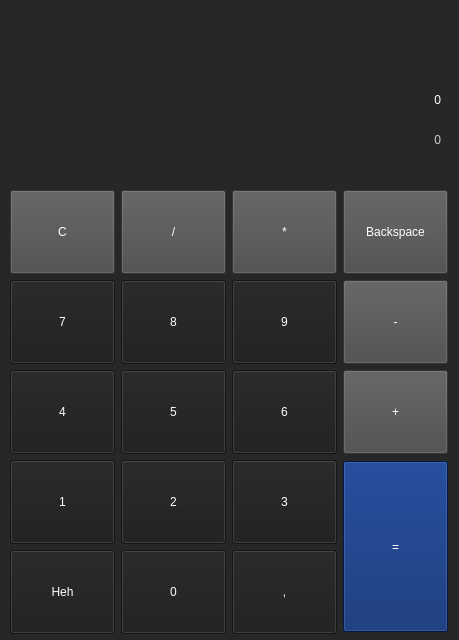
Before: the Qt Designer form calc.ui in DanilAnk/calculator, drawn with Qt 5.
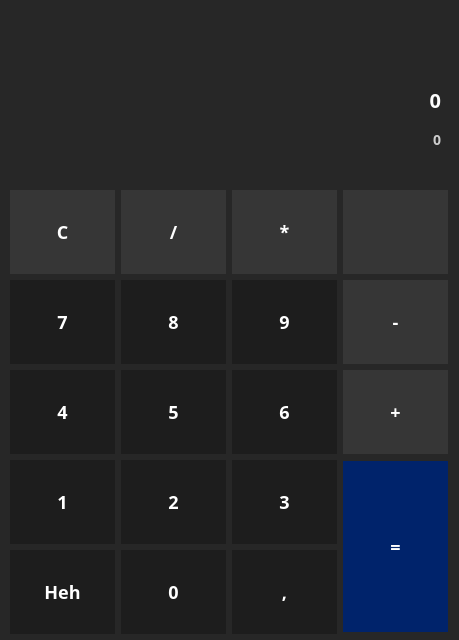
After: the same form once the commit is applied. Icons and pictures are not drawn.

Patch:
```diff
--- a/calc.ui
+++ b/calc.ui
@@ -10,15 +10,67 @@
     <height>640</height>
    </rect>
   </property>
+  <property name="minimumSize">
+   <size>
+    <width>459</width>
+    <height>640</height>
+   </size>
+  </property>
+  <property name="maximumSize">
+   <size>
+    <width>459</width>
+    <height>640</height>
+   </size>
+  </property>
   <property name="windowTitle">
    <string>MainWindow</string>
   </property>
   <property name="layoutDirection">
    <enum>Qt::LeftToRight</enum>
   </property>
+  <property name="styleSheet">
+   <string notr="true">QWidget {
+	color: white;
+	background-color: rgb(39, 39, 39);
+	font-family: Rubik;
+	font-size: 18px;
+	font-weight: 600
+}
+QLabel#label {
+	font-size: 20px;
+}
+QLabel#label_2 {
+	font-size: 14px;
+}
+
+QPushButton {
+	background-color: rgb(29, 29, 29);
+	border: none;
+}
+QPushButton:hover {
+    background-color: #666;
+}
+QPushButton:pressed {
+    background-color: #888;
+}
+
+QPushButton#btn_equal {
+	background-color: rgb(0, 35, 107);
+}
+QPushButton#btn_equal:hover {
+	background-color: rgb(0, 48, 145);
+}
+
+QPushButton#btn_multi, #btn_del, #btn_plus, #btn_minus, #btn_C, #btn_back{
+	background-color: rgb(54, 54, 54);
+}
+QPushButton#btn_multi:hover, #btn_del:hover, #btn_plus:hover, #btn_minus:hover, #btn_C:hover, #btn_back:hover {
+	background-color: #666;
+}</string>
+  </property>
   <widget class="QWidget" name="centralwidget">
    <property name="styleSheet">
-    <string notr="true">background-color: rgb(39, 39, 39);</string>
+    <string notr="true"/>
    </property>
    <widget class="QLabel" name="label">
     <property name="geometry">
@@ -80,7 +132,7 @@
      <set>Qt::AlignRight|Qt::AlignTrailing|Qt::AlignVCenter</set>
     </property>
    </widget>
-   <widget class="QWidget" name="">
+   <widget class="QWidget" name="layoutWidget">
     <property name="geometry">
      <rect>
       <x>10</x>
@@ -105,9 +157,7 @@
         </size>
        </property>
        <property name="styleSheet">
-        <string notr="true">background-color: rgb(74, 74, 74);
-font: 14pt &quot;MS Shell Dlg 2&quot;;
-color: rgb(255, 255, 255);</string>
+        <string notr="true"/>
        </property>
        <property name="text">
         <string>С</string>
@@ -129,9 +179,7 @@
         </size>
        </property>
        <property name="styleSheet">
-        <string notr="true">background-color: rgb(74, 74, 74);
-font: 14pt &quot;MS Shell Dlg 2&quot;;
-color: rgb(255, 255, 255);</string>
+        <string notr="true"/>
        </property>
        <property name="text">
         <string>/</string>
@@ -153,9 +201,7 @@
         </size>
        </property>
        <property name="styleSheet">
-        <string notr="true">background-color: rgb(74, 74, 74);
-font: 14pt &quot;MS Shell Dlg 2&quot;;
-color: rgb(255, 255, 255);</string>
+        <string notr="true"/>
        </property>
        <property name="text">
         <string>*</string>
@@ -177,12 +223,20 @@
         </size>
        </property>
        <property name="styleSheet">
-        <string notr="true">background-color: rgb(74, 74, 74);
-font: 14pt &quot;MS Shell Dlg 2&quot;;
-color: rgb(255, 255, 255);</string>
+        <string notr="true"/>
        </property>
        <property name="text">
-        <string>Backspace</string>
+        <string/>
+       </property>
+       <property name="icon">
+        <iconset resource="files.qrc">
+         <normaloff>:/icons/backspace_FILL0_wght400_GRAD0_opsz48.png</normaloff>:/icons/backspace_FILL0_wght400_GRAD0_opsz48.png</iconset>
+       </property>
+       <property name="iconSize">
+        <size>
+         <width>32</width>
+         <height>32</height>
+        </size>
        </property>
       </widget>
      </item>
@@ -210,9 +264,7 @@
         </size>
        </property>
        <property name="styleSheet">
-        <string notr="true">background-color: rgb(29, 29, 29);
-font: 14pt &quot;MS Shell Dlg 2&quot;;
-color: rgb(255, 255, 255);</string>
+        <string notr="true"/>
        </property>
        <property name="text">
         <string>7</string>
@@ -243,9 +295,7 @@
         </size>
        </property>
        <property name="styleSheet">
-        <string notr="true">background-color: rgb(29, 29, 29);
-font: 14pt &quot;MS Shell Dlg 2&quot;;
-color: rgb(255, 255, 255);</string>
+        <string notr="true"/>
        </property>
        <property name="text">
         <string>8</string>
@@ -276,9 +326,7 @@
         </size>
        </property>
        <property name="styleSheet">
-        <string notr="true">background-color: rgb(29, 29, 29);
-font: 14pt &quot;MS Shell Dlg 2&quot;;
-color: rgb(255, 255, 255);</string>
+        <string notr="true"/>
        </property>
        <property name="text">
         <string>9</string>
@@ -300,9 +348,7 @@
         </size>
        </property>
        <property name="styleSheet">
-        <string notr="true">background-color: rgb(74, 74, 74);
-font: 14pt &quot;MS Shell Dlg 2&quot;;
-color: rgb(255, 255, 255);</string>
+        <string notr="true"/>
        </property>
        <property name="text">
         <string>-</string>
@@ -333,9 +379,7 @@
         </size>
        </property>
        <property name="styleSheet">
-        <string notr="true">background-color: rgb(29, 29, 29);
-font: 14pt &quot;MS Shell Dlg 2&quot;;
-color: rgb(255, 255, 255);</string>
+        <string notr="true"/>
        </property>
        <property name="text">
         <string>4</string>
@@ -366,9 +410,7 @@
         </size>
        </property>
        <property name="styleSheet">
-        <string notr="true">background-color: rgb(29, 29, 29);
-font: 14pt &quot;MS Shell Dlg 2&quot;;
-color: rgb(255, 255, 255);</string>
+        <string notr="true"/>
        </property>
        <property name="text">
         <string>5</string>
@@ -399,9 +441,7 @@
         </size>
        </property>
        <property name="styleSheet">
-        <string notr="true">background-color: rgb(29, 29, 29);
-font: 14pt &quot;MS Shell Dlg 2&quot;;
-color: rgb(255, 255, 255);</string>
+        <string notr="true"/>
        </property>
        <property name="text">
         <string>6</string>
@@ -423,9 +463,7 @@
         </size>
        </property>
        <property name="styleSheet">
-        <string notr="true">background-color: rgb(74, 74, 74);
-font: 14pt &quot;MS Shell Dlg 2&quot;;
-color: rgb(255, 255, 255);</string>
+        <string notr="true"/>
        </property>
        <property name="text">
         <string>+</string>
@@ -456,9 +494,7 @@
         </size>
        </property>
        <property name="styleSheet">
-        <string notr="true">background-color: rgb(29, 29, 29);
-font: 14pt &quot;MS Shell Dlg 2&quot;;
-color: rgb(255, 255, 255);</string>
+        <string notr="true"/>
        </property>
        <property name="text">
         <string>1</string>
@@ -489,9 +525,7 @@
         </size>
        </property>
        <property name="styleSheet">
-        <string notr="true">background-color: rgb(29, 29, 29);
-font: 14pt &quot;MS Shell Dlg 2&quot;;
-color: rgb(255, 255, 255);</string>
+        <string notr="true"/>
        </property>
        <property name="text">
         <string>2</string>
@@ -522,9 +556,7 @@
         </size>
        </property>
        <property name="styleSheet">
-        <string notr="true">background-color: rgb(29, 29, 29);
-font: 14pt &quot;MS Shell Dlg 2&quot;;
-color: rgb(255, 255, 255);</string>
+        <string notr="true"/>
        </property>
        <property name="text">
         <string>3</string>
@@ -555,9 +587,7 @@
         </size>
        </property>
        <property name="styleSheet">
-        <string notr="true">background-color: rgb(0, 35, 107);
-font: 14pt &quot;MS Shell Dlg 2&quot;;
-color: rgb(255, 255, 255);</string>
+        <string notr="true"/>
        </property>
        <property name="text">
         <string>=</string>
@@ -588,9 +618,7 @@
         </size>
        </property>
        <property name="styleSheet">
-        <string notr="true">background-color: rgb(29, 29, 29);
-font: 14pt &quot;MS Shell Dlg 2&quot;;
-color: rgb(255, 255, 255);</string>
+        <string notr="true"/>
        </property>
        <property name="text">
         <string>Heh</string>
@@ -621,9 +649,7 @@
         </size>
        </property>
        <property name="styleSheet">
-        <string notr="true">background-color: rgb(29, 29, 29);
-font: 14pt &quot;MS Shell Dlg 2&quot;;
-color: rgb(255, 255, 255);</string>
+        <string notr="true"/>
        </property>
        <property name="text">
         <string>0</string>
@@ -654,9 +680,7 @@
         </size>
        </property>
        <property name="styleSheet">
-        <string notr="true">background-color: rgb(29, 29, 29);
-font: 14pt &quot;MS Shell Dlg 2&quot;;
-color: rgb(255, 255, 255);</string>
+        <string notr="true"/>
        </property>
        <property name="text">
         <string>,</string>
```
Left out of the diff: 67 changed lines with no effect on the pictures.
